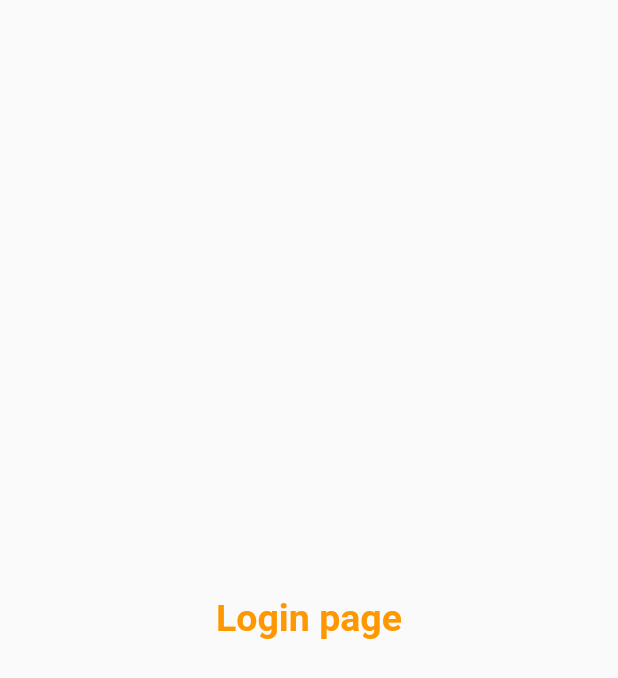
After one commit to adminsy5/flutter_demo, a Flutter app: the screen it shows after launch, on a phone screen of 412 x 824 dp. The commit adds this screen. Shown: the top 678 px of the screen. Run offline on Flutter 3.47's test engine with Material 2 defaults, Android fonts, the phone set to English and light mode, and no system bars.

Commit message:
Day3 completed

```diff
--- /dev/null
+++ b/lib/login_page.dart
@@ -0,0 +1,19 @@
+import 'package:flutter/material.dart';
+
+class LoginPage extends StatelessWidget {
+
+  @override
+  Widget build(BuildContext context) {
+    return Material(
+      child: Center(
+        child: Text("Login page",
+          style: TextStyle(
+            fontSize: 25,
+            fontWeight: FontWeight.bold,
+            color: Colors.orange
+          ),
+        ),
+      ),
+    );
+  }
+}
--- a/lib/main.dart
+++ b/lib/main.dart
@@ -1,5 +1,6 @@
 import 'package:flutter/material.dart';
 import 'package:flutter_demo/home_page.dart';
+import 'package:flutter_demo/login_page.dart';
 
 void main() {
   runApp(flutter_demo());
@@ -10,7 +11,14 @@ class flutter_demo extends StatelessWidget {
   @override
   Widget build(BuildContext context) {
     return MaterialApp(
-      home: HomePage()
+      themeMode: ThemeMode.light,
+      theme: ThemeData(primarySwatch: Colors.deepOrange),
+      // initialRoute: "/home",
+      routes: {
+        "/" : (context) => LoginPage(),
+        "/login":(context) => LoginPage(),
+        "/home": (context) => HomePage()
+      },
     );
   }
 }
```
